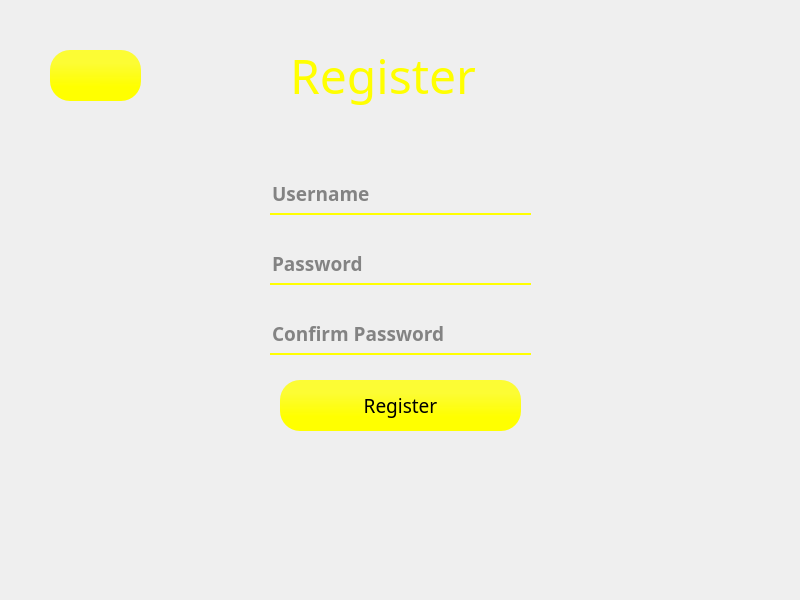
This is register.ui in PetreRaul/EyeTester as Qt 5 draws it before an edit. The edited form follows.
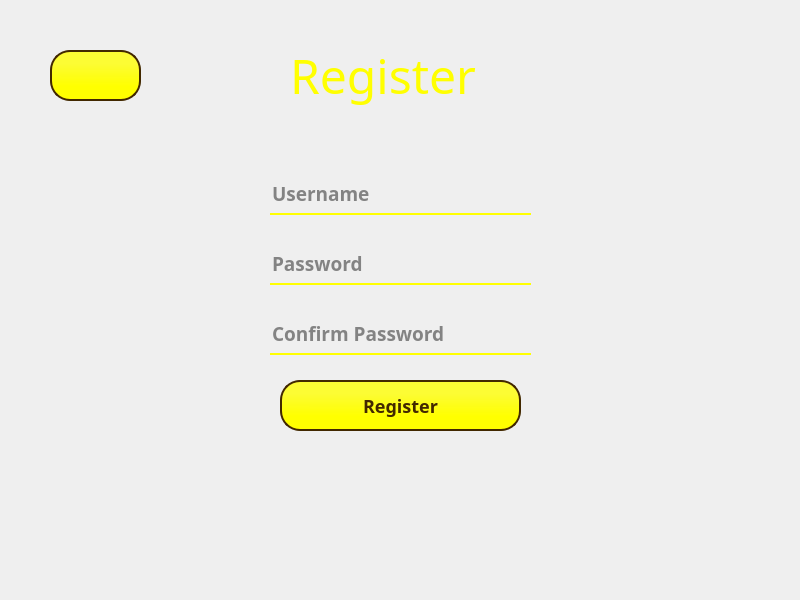
This is the edited form. Icons and pictures are not drawn.

Patch:
```diff
--- a/register.ui
+++ b/register.ui
@@ -66,18 +66,43 @@
     <property name="font">
      <font>
       <family>Segoe UI Black</family>
-      <pointsize>14</pointsize>
-      <weight>10</weight>
+      <pointsize>-1</pointsize>
+      <weight>75</weight>
       <italic>false</italic>
-      <bold>false</bold>
+      <bold>true</bold>
+      <underline>false</underline>
+      <strikeout>false</strikeout>
      </font>
     </property>
     <property name="styleSheet">
-     <string notr="true">border-radius:20px;
-background-color: rgba(193, 22, 99, 200);
-font: 87 14pt &quot;Segoe UI Black&quot;;
-background-color: qlineargradient(spread:pad, x1:0.506, y1:0.261, x2:0.500051, y2:1, stop:0 rgba(255, 255, 0, 200), stop:0.619318 rgba(255, 255, 0, 255));
-color:black</string>
+     <string notr="true">QPushButton {
+ background-color: qlineargradient(spread:pad, x1:0.506, y1:0.261, x2:0.500051, y2:1, stop:0 rgba(255, 255, 0, 200), stop:0.619318 rgba(255, 255, 0, 255));
+  border: 2px solid #422800;
+  border-radius: 20px;
+  box-shadow: #422800 4px 4px 0 0;
+  color: #422800;
+  cursor: pointer;
+  display: inline-block;
+  font-weight: 600;
+  font-size: 18px;
+  padding: 0 18px;
+  line-height: 50px;
+  text-align: center;
+  text-decoration: none;
+  user-select: none;
+  -webkit-user-select: none;
+  touch-action: manipulation;
+}
+
+QPushButton:hover {
+  background-color: #fff;
+}
+
+QPushButton:active {
+  box-shadow: #422800 2px 2px 0 0;
+  transform: translate(2px, 2px);
+}
+</string>
     </property>
     <property name="text">
      <string>Register</string>
@@ -179,18 +204,43 @@
     <property name="font">
      <font>
       <family>Segoe UI Black</family>
-      <pointsize>14</pointsize>
-      <weight>10</weight>
+      <pointsize>-1</pointsize>
+      <weight>75</weight>
       <italic>false</italic>
-      <bold>false</bold>
+      <bold>true</bold>
+      <underline>false</underline>
+      <strikeout>false</strikeout>
      </font>
     </property>
     <property name="styleSheet">
-     <string notr="true">border-radius:20px;
-background-color: rgba(193, 22, 99, 200);
-font: 87 14pt &quot;Segoe UI Black&quot;;
-background-color: qlineargradient(spread:pad, x1:0.506, y1:0.261, x2:0.500051, y2:1, stop:0 rgba(255, 255, 0, 200), stop:0.619318 rgba(255, 255, 0, 255));
-color:black</string>
+     <string notr="true">QPushButton {
+ background-color: qlineargradient(spread:pad, x1:0.506, y1:0.261, x2:0.500051, y2:1, stop:0 rgba(255, 255, 0, 200), stop:0.619318 rgba(255, 255, 0, 255));
+  border: 2px solid #422800;
+  border-radius: 20px;
+  box-shadow: #422800 4px 4px 0 0;
+  color: #422800;
+  cursor: pointer;
+  display: inline-block;
+  font-weight: 600;
+  font-size: 18px;
+  padding: 0 18px;
+  line-height: 50px;
+  text-align: center;
+  text-decoration: none;
+  user-select: none;
+  -webkit-user-select: none;
+  touch-action: manipulation;
+}
+
+QPushButton:hover {
+  background-color: #fff;
+}
+
+QPushButton:active {
+  box-shadow: #422800 2px 2px 0 0;
+  transform: translate(2px, 2px);
+}
+</string>
     </property>
     <property name="text">
      <string/>
```
